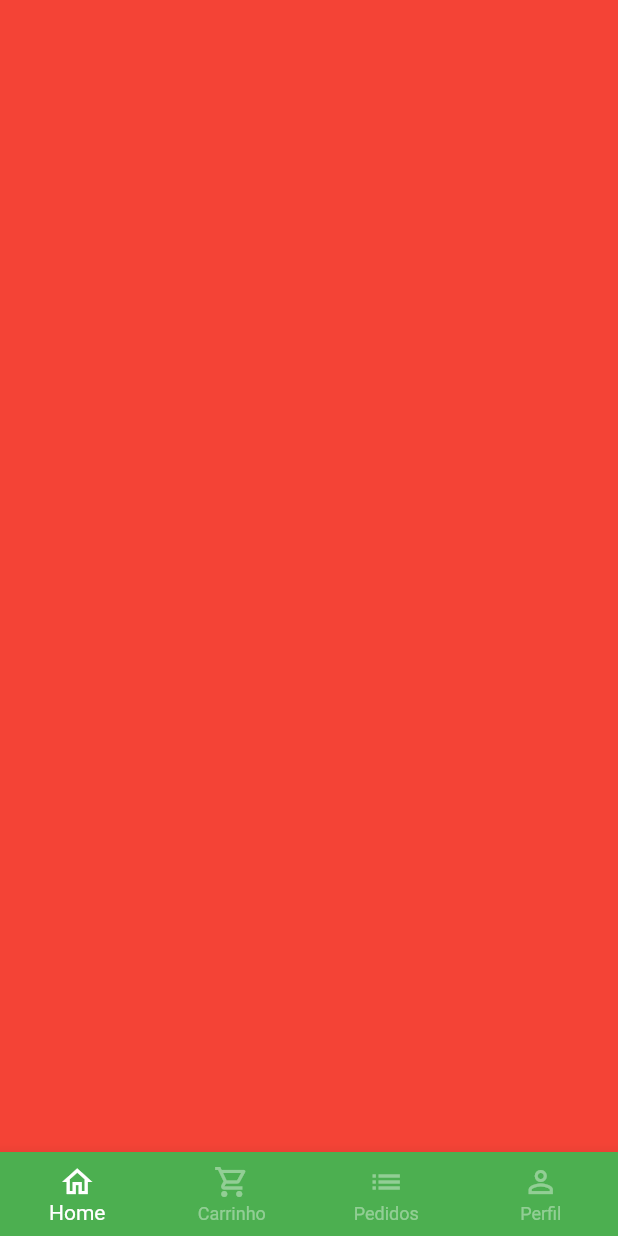
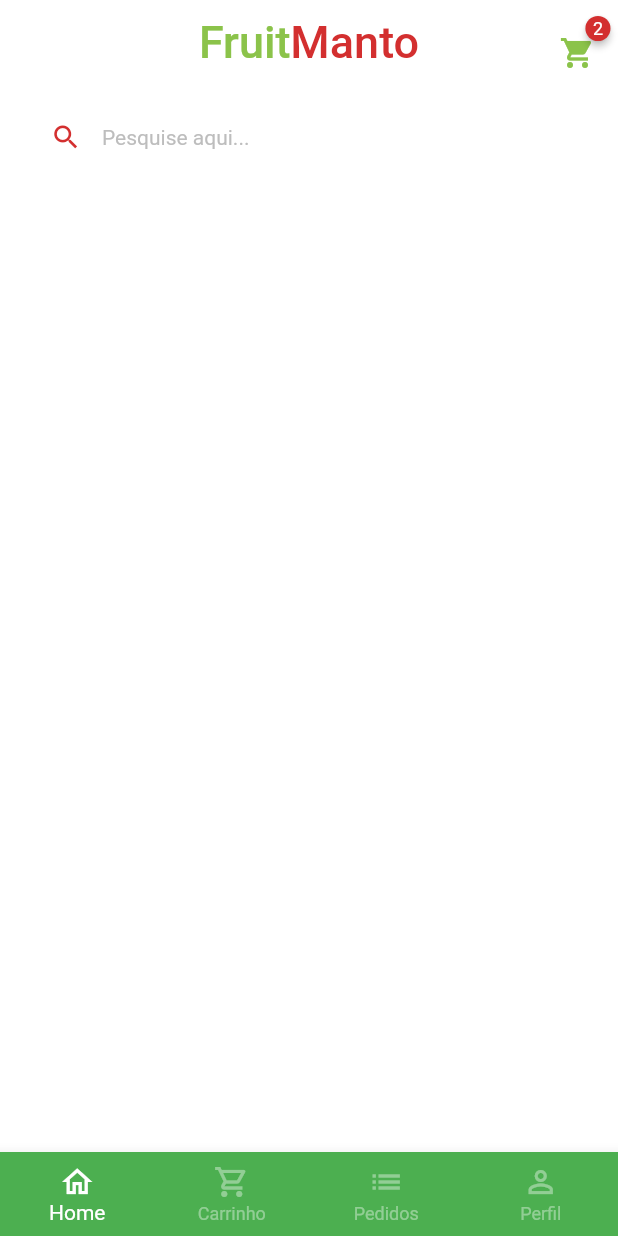
Before and after one commit to MantoDev97/QuitandaVirtual, a Flutter app: the screen it shows after launch, after a tap on "Entrar", on a phone screen of 412 x 824 dp. Run offline on Flutter 3.47's test engine with Material 2 defaults, Android fonts, the phone set to English and light mode, and no system bars; drawn by our look-alikes of badges; our stand-ins replace animated_text_kit, mask_text_input_formatter.

Commit message:
Badge e campo de pesquisa

```diff
--- a/lib/main.dart
+++ b/lib/main.dart
@@ -18,6 +18,7 @@ class MyApp extends StatelessWidget {
       theme: ThemeData(
 
         primarySwatch: Colors.green,
+        scaffoldBackgroundColor: Colors.white.withAlpha(190),
       ),
       home: const SignInScreen(),
     );
--- a/lib/src/auth/compenets/custon_text_field.dart
+++ b/lib/src/auth/compenets/custon_text_field.dart
@@ -24,7 +24,7 @@ class _CustonTextFieldState extends State<CustonTextField> {
 
   @override
   void initState() {
-    // TODO: implement initState
+
     super.initState();
 
     isObscure = widget.isSecret;
--- a/lib/src/base/base_screen.dart
+++ b/lib/src/base/base_screen.dart
@@ -1,4 +1,5 @@
 import 'package:flutter/material.dart';
+import 'package:greengrocer/src/home/home_tab.dart';
 
 class BaseScreen extends StatefulWidget {
    const BaseScreen({Key? key}) : super(key: key);
@@ -19,7 +20,7 @@ class _BaseScreenState extends State<BaseScreen> {
         physics: const NeverScrollableScrollPhysics(),
         controller: pageController,
         children: [
-          Container(color: Colors.red,),
+          HomeTab(),
           Container(color: Colors.blue,),
           Container(color: Colors.yellow,),
           Container(color: Colors.green,),
--- /dev/null
+++ b/lib/src/home/home_tab.dart
@@ -0,0 +1,99 @@
+import 'package:badges/badges.dart';
+import 'package:flutter/material.dart';
+import 'package:greengrocer/src/config/custom_colors.dart';
+
+class HomeTab extends StatelessWidget {
+  const HomeTab({Key? key}) : super(key: key);
+
+  @override
+  Widget build(BuildContext context) {
+    return Scaffold(
+      //App bar
+      appBar: AppBar(
+        backgroundColor: Colors.transparent,
+        elevation: 0,
+        centerTitle: true,
+        title: Text.rich(
+          TextSpan(
+            style: const TextStyle(fontSize: 30),
+            children: [
+              TextSpan(
+                text: 'Fruit',
+                style: TextStyle(color: CustomColors.CustomSwathColor),
+              ),
+              TextSpan(
+                text: 'Manto',
+                style: TextStyle(color: CustomColors.CustomContrastColors),
+              ),
+            ],
+          ),
+        ),
+        actions: [
+          Padding(
+            padding: const EdgeInsets.only(
+              top: 15,
+              right: 15,
+            ),
+            child: GestureDetector(
+              onTap: () {},
+              child: Badge(
+                badgeColor: CustomColors.CustomContrastColors,
+                badgeContent: const Text(
+                  '2',
+                  style: TextStyle(
+                    color: Colors.white,
+                    fontSize: 12,
+                  ),
+                ),
+                child: Icon(
+                  Icons.shopping_cart,
+                  color: CustomColors.CustomSwathColor,
+                ),
+              ),
+            ),
+          ),
+        ],
+      ),
+
+      body: Column(
+        children: [
+          //Campo de Pesquisa
+          Padding(
+            padding: const EdgeInsets.symmetric(
+              horizontal: 20,
+              vertical: 10,
+            ),
+            child: TextFormField(
+              decoration: InputDecoration(
+                filled: true,
+                fillColor: Colors.white,
+                isDense: true,
+                hintText: 'Pesquise aqui...',
+                hintStyle: TextStyle(
+                  color: Colors.grey.shade400,
+                  fontSize: 14,
+                ),
+                prefixIcon: Icon(
+                  Icons.search,
+                  color: CustomColors.CustomContrastColors,
+                  size: 21,
+                ),
+                border: OutlineInputBorder(
+                  borderRadius: BorderRadius.circular(60),
+                  borderSide: const BorderSide(
+                    width: 0,
+                    style: BorderStyle.none,
+                  ),
+                ),
+              ),
+            ),
+          ),
+
+          //Categorias
+
+          //Grid
+        ],
+      ),
+    );
+  }
+}
--- a/pubspec.yaml
+++ b/pubspec.yaml
@@ -38,6 +38,8 @@ dependencies:
   animated_text_kit: ^4.2.2
 
   mask_text_input_formatter: ^2.4.0
+
+  badges: ^2.0.3
 
 dev_dependencies:
   flutter_test:
```
Also changed, not shown: pubspec.lock.
